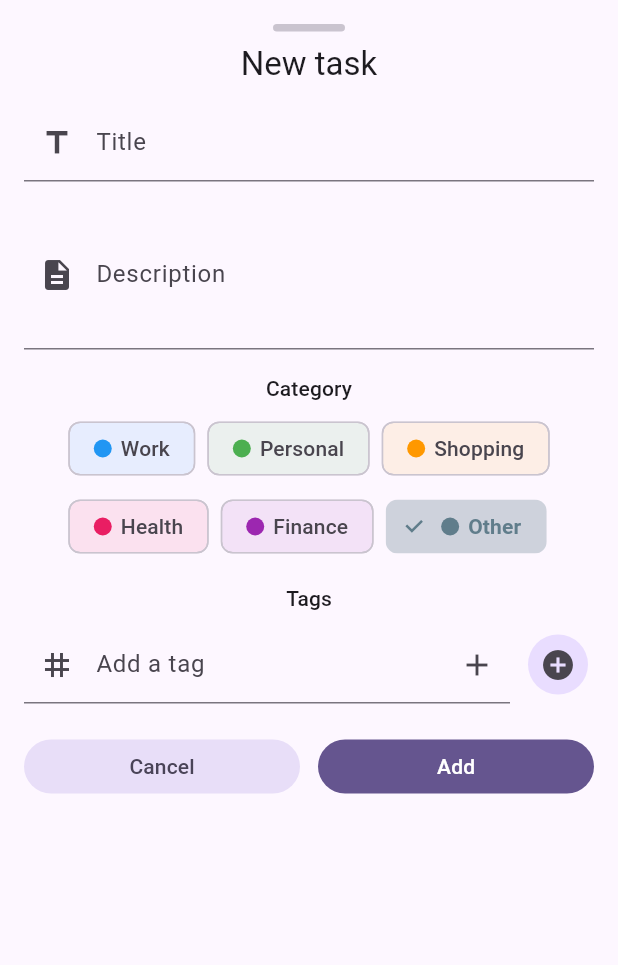
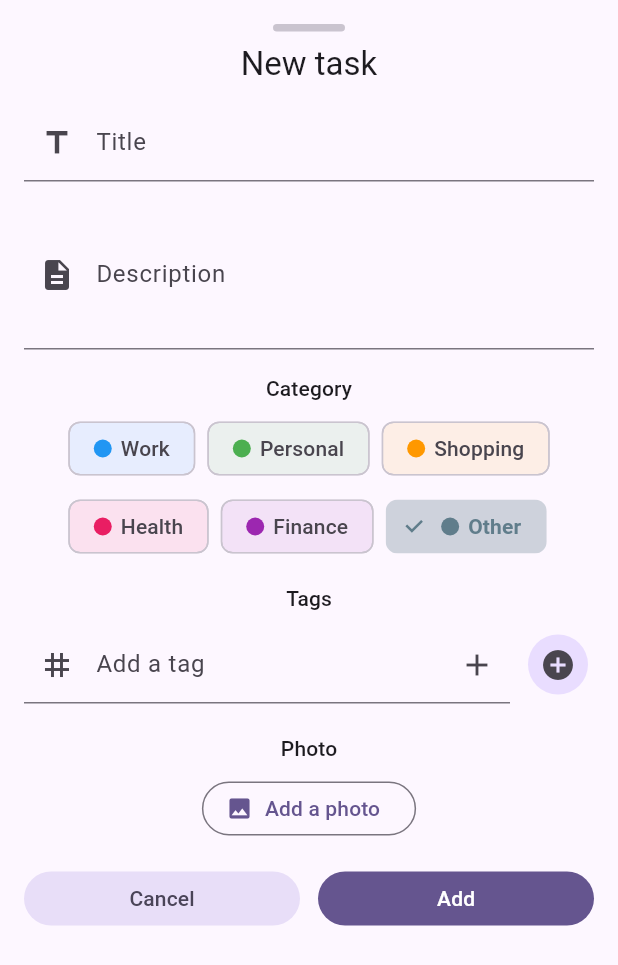
Before and after one commit to enstso/todoListFlutter, a Flutter app: the _AddTaskSheetBody widget shown alone on an empty page, opened directly, on a phone screen of 412 x 824 dp. Shown: the top 965 px of the screen. Run offline on Flutter 3.47's test engine with Material 3 defaults, Android fonts, the phone set to English and light mode, and no system bars; our stand-ins replace cloud_firestore, firebase_auth, firebase_core, firebase_storage, image_picker; accounts and stored records are empty; generated files the repository leaves out were written again; network calls fail.

Commit message:
Implement image upload functionality and enhance task model with image support

```diff
--- a/lib/models/task_model.dart
+++ b/lib/models/task_model.dart
@@ -25,6 +25,7 @@ class TaskModel {
   final DateTime? completedAt;
   final TaskCategory category;
   final List<String> tags;
+  final String? imageUrl;
 
   TaskModel({
     required this.id,
@@ -36,6 +37,7 @@ class TaskModel {
     this.completedAt,
     this.category = TaskCategory.other,
     this.tags = const [],
+    this.imageUrl
   });
 
   TaskModel copyWith({
@@ -48,6 +50,7 @@ class TaskModel {
     DateTime? completedAt,
     TaskCategory? category,
     List<String>? tags,
+    String? imageUrl
   }) {
     return TaskModel(
       id: id ?? this.id,
@@ -59,6 +62,7 @@ class TaskModel {
       completedAt: completedAt ?? this.completedAt,
       category: category ?? this.category,
       tags: tags ?? this.tags,
+      imageUrl: imageUrl ?? this.imageUrl
     );
   }
 
@@ -68,12 +72,11 @@ class TaskModel {
       'title': title,
       'description': description,
       'isCompleted': isCompleted,
-      // ATTENTION: createdAt géré côté serveur à la création,
-      // mais conservé lors des updates si déjà présent.
       'createdAt': Timestamp.fromDate(createdAt),
       'completedAt': completedAt != null ? Timestamp.fromDate(completedAt!) : null,
       'category': category.name,
       'tags': tags,
+      'imageUrl': imageUrl
     };
   }
 
@@ -95,6 +98,7 @@ class TaskModel {
         orElse: () => TaskCategory.other,
       ),
       tags: List<String>.from(map['tags'] ?? const []),
+      imageUrl: map['imageUrl'] as String?
     );
   }
 }
--- a/lib/ui/pages/tasks_page.dart
+++ b/lib/ui/pages/tasks_page.dart
@@ -40,7 +40,7 @@ class _TasksScaffold extends StatelessWidget {
 
     return Scaffold(
       appBar: AppBar(
-        title: const Text('TodoList'),
+        title: const Text('Tasks'),
         actions: [
           IconButton(
             icon: const Icon(Icons.search),
--- a/lib/ui/widgets/add_task_sheet.dart
+++ b/lib/ui/widgets/add_task_sheet.dart
@@ -150,6 +150,47 @@ class _AddTaskSheetBody extends StatelessWidget {
           ],
 
           const SizedBox(height: 20),
+          Text('Photo', style: Theme.of(context).textTheme.titleSmall),
+          const SizedBox(height: 8),
+
+          if (vm.imageBytes == null)
+            OutlinedButton.icon(
+              onPressed: vm.pickImage,
+              icon: const Icon(Icons.photo),
+              label: const Text('Add a photo'),
+            )
+          else
+            Column(
+              children: [
+                ClipRRect(
+                  borderRadius: BorderRadius.circular(12),
+                  child: Image.memory(
+                    vm.imageBytes!,
+                    height: 160,
+                    width: double.infinity,
+                    fit: BoxFit.cover,
+                  ),
+                ),
+                const SizedBox(height: 8),
+                Row(
+                  mainAxisAlignment: MainAxisAlignment.center,
+                  children: [
+                    TextButton.icon(
+                      onPressed: vm.clearImage,
+                      icon: const Icon(Icons.delete_outline),
+                      label: const Text('Remove photo'),
+                    ),
+                    const SizedBox(width: 8),
+                    TextButton.icon(
+                      onPressed: vm.pickImage,
+                      icon: const Icon(Icons.photo_library_outlined),
+                      label: const Text('Change photo'),
+                    ),
+                  ],
+                ),
+              ],
+            ),
+          const SizedBox(height: 16),
 
           Row(
             children: [
@@ -165,12 +206,14 @@ class _AddTaskSheetBody extends StatelessWidget {
                   onPressed: () async {
                     final service = context.read<TaskService>();
                     final title = vm.titleCtrl.text.trim();
+
                     if (title.isEmpty) {
                       ScaffoldMessenger.of(context).showSnackBar(
                         const SnackBar(content: Text('Please enter a title')),
                       );
                       return;
                     }
+
                     await service.addTask(
                       TaskModel(
                         id: '_',
@@ -181,7 +224,9 @@ class _AddTaskSheetBody extends StatelessWidget {
                         createdAt: DateTime.now(),
                         category: vm.selectedCategory,
                         tags: vm.tags,
+                        imageUrl: null,
                       ),
+                      imageBytes: vm.imageBytes,
                     );
 
                     if (!context.mounted) return;
--- a/pubspec.yaml
+++ b/pubspec.yaml
@@ -19,6 +19,7 @@ dependencies:
   google_sign_in: ^7.2.0
   firebase_analytics: ^12.0.2
   firebase_crashlytics: ^5.0.2
+  image_picker: ^1.1.2
 
 dev_dependencies:
   flutter_test:
```
Also changed, not shown: cors.json (added, +13 -0 lines), lib/services/task/task_service.dart (+57 -13 lines), lib/ui/pages/viewmodels/add_task_view_model.dart (+24 -0 lines), lib/ui/pages/viewmodels/edit_task_view_model.dart (+42 -3 lines), lib/ui/widgets/task_tile.dart (+99 -12 lines), pubspec.lock, 5 other files.
